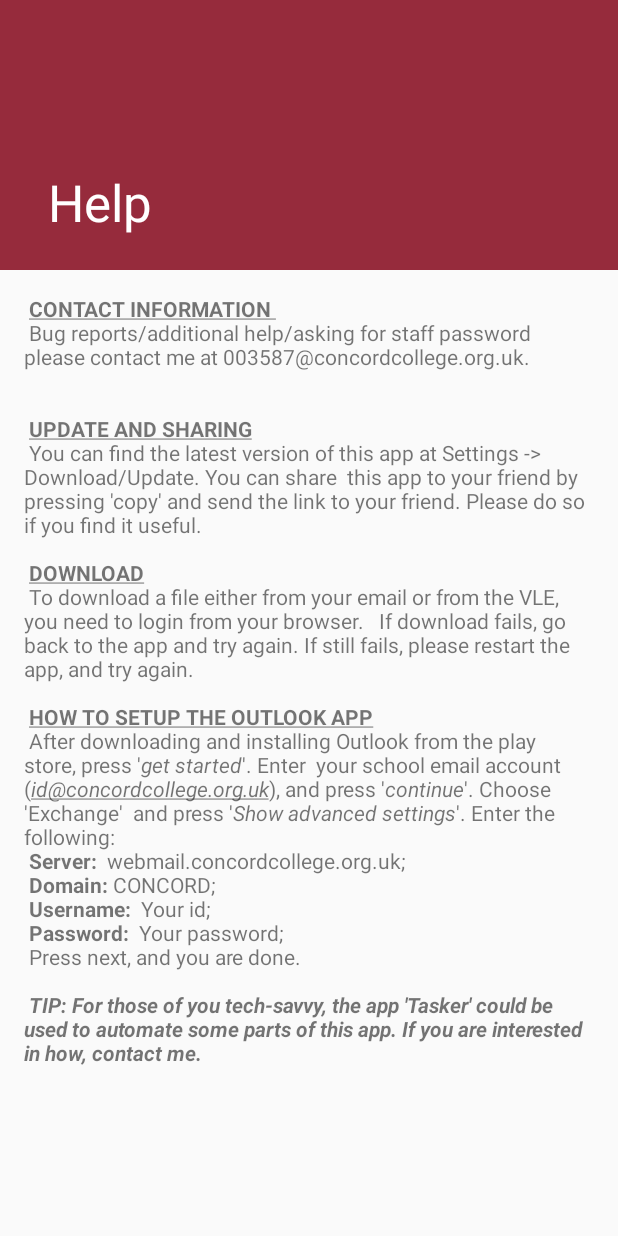
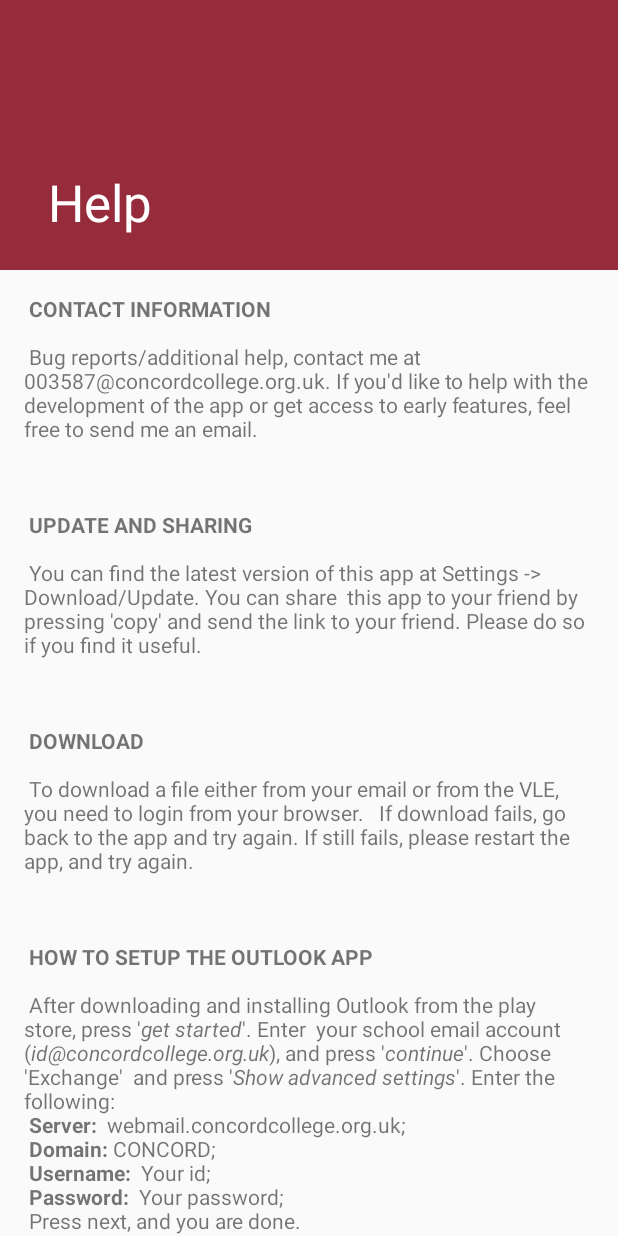
Before and after one commit to danieldeng2/MyApplication, an Android app: the Help screen opened directly, with no data from a screen before it, on a phone screen of 412 x 824 dp. Run offline under Robolectric (Android 15) with nearby library versions, the phone set to English and light mode, and no system bars.

Commit message:
final 3.0. development freeze.

```diff
--- a/app/src/main/res/values/strings.xml
+++ b/app/src/main/res/values/strings.xml
@@ -8,34 +8,31 @@
     <string name="title_activity_settings">Settings</string>
     <string name="title_activity_help">Help</string>
     <string name="large_text">
-        <b><u>"CONTACT INFORMATION \n"</u></b>
-        "Bug reports/additional help/asking for staff password please contact me at 003587@concordcollege.org.uk. \n\n\n"
+        <b>"CONTACT INFORMATION \n\n"</b>
+        "Bug reports/additional help, contact me at 003587@concordcollege.org.uk. If you'd like to help with the development of the app or get access to early features, feel free to send me an email. \n\n\n\n"
 
-        <b><u>"UPDATE AND SHARING\n"</u></b>
+        <b>"UPDATE AND SHARING\n\n"</b>
 
         "You can find the latest version of this app at Settings -> Download/Update. You can share "
         "this app to your friend by pressing 'copy' and send the link to your friend. Please do so "
-        "if you find it useful. \n\n"
+        "if you find it useful. \n\n\n\n"
 
-        <b><u>"DOWNLOAD\n"</u></b>
+        <b>"DOWNLOAD\n\n"</b>
 
         "To download a file either from your email or from the VLE, you need to login from your browser.  "
-        "If download fails, go back to the app and try again. If still fails, please restart the app, and try again. \n\n"
+        "If download fails, go back to the app and try again. If still fails, please restart the app, and try again. \n\n\n\n"
 
-        <b><u>"HOW TO SETUP THE OUTLOOK APP\n"</u></b>
+        <b>"HOW TO SETUP THE OUTLOOK APP\n\n"</b>
 
         "After downloading and installing Outlook from the play store, press '"<i>"get started"</i>"'. Enter "
-        "your school email account ("<i><u>"id@concordcollege.org.uk"</u></i>"), and press '"<i>"continue"</i>"'. Choose 'Exchange' "
+        "your school email account ("<i>"id@concordcollege.org.uk"</i>"), and press '"<i>"continue"</i>"'. Choose 'Exchange' "
         "and press '"<i>"Show advanced settings"</i>"'."
          "Enter the following:\n"
         <b>"Server:"</b> " webmail.concordcollege.org.uk;\n"
         <b>"Domain:"</b> "CONCORD;\n"
         <b>"Username:"</b> " Your id; \n"
         <b>"Password:"</b> " Your password;\n"
-        "Press next, and you are done.\n\n"
-
-        <b><i>"TIP: For those of you tech-savvy, the app 'Tasker' could be used to automate some parts of this app. If you are interested in how, contact me. "</i></b>
-
+        "Press next, and you are done.\n\n\n\n"
     </string>
     <string name="title_activity_login">Sign in</string>
 
```
Also changed, not shown: app/build.gradle (+3 -4 lines), app/src/main/java/com/troll/myapplication/CONCORD.java (+56 -30 lines), app/src/main/res/drawable/baseline-settings-20px.png (added).
